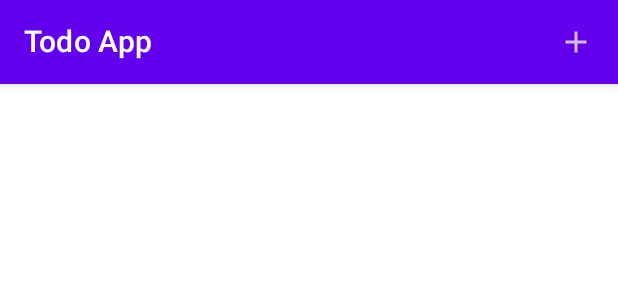
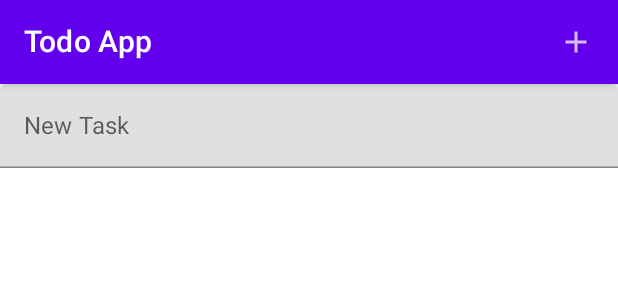
Before and after one commit to kitagawaowo/DemoWeek2, an Android app built with Jetpack Compose: the @Preview function DefaultPreview, on a phone screen of 412 x 824 dp. Shown: the top 300 px of the screen. Run offline under Robolectric (Android 15) with nearby library versions, the phone set to English and light mode, and no system bars.

Commit message:
full changes

```diff
--- a/app/src/main/java/pe/edu/upc/todo/ui/screens/Tasks.kt
+++ b/app/src/main/java/pe/edu/upc/todo/ui/screens/Tasks.kt
@@ -1,7 +1,9 @@
 package pe.edu.upc.todo.ui.screens
 
 import android.annotation.SuppressLint
+import androidx.compose.foundation.layout.Column
 import androidx.compose.foundation.layout.fillMaxSize
+import androidx.compose.foundation.layout.fillMaxWidth
 import androidx.compose.foundation.lazy.LazyColumn
 import androidx.compose.foundation.lazy.items
 import androidx.compose.material.*
@@ -11,6 +13,7 @@ import androidx.compose.runtime.Composable
 import androidx.compose.runtime.mutableStateOf
 import androidx.compose.runtime.remember
 import androidx.compose.ui.Modifier
+import androidx.compose.ui.text.input.TextFieldValue
 import androidx.compose.ui.tooling.preview.Preview
 import androidx.compose.ui.unit.dp
 import pe.edu.upc.todo.ui.theme.ToDoTheme
@@ -22,8 +25,11 @@ fun MainScreen() {
     var tasks = remember {
         mutableStateOf(ArrayList<String>())
     }
-
+    var newTask = remember {
+        mutableStateOf(TextFieldValue())
+    }
     Scaffold(
+        //modifier = Modifier.fillMaxSize(),
         topBar = {
             TopAppBar(
                 elevation = 4.dp,
@@ -31,14 +37,27 @@ fun MainScreen() {
                     Text(text = "Todo App")
                 },
                 actions = {
-                    IconButton(onClick = { /*TODO*/ }) {
+                    IconButton(onClick = {
+                        tasks.value.add(newTask.value.text)
+                        newTask.value = TextFieldValue("")
+                    }) {
                         Icon(Icons.Filled.Add, null)
 
                     }
                 }
             )
         }) {
-        Tasks(tasks.value)
+        Column (modifier = Modifier.fillMaxSize()) {
+
+            TextField(
+                modifier = Modifier.fillMaxWidth(),
+                label = { Text(text = "New Task")},
+                value = newTask.value,
+                onValueChange = {
+                    newTask.value = it
+                })
+            Tasks(tasks.value)
+        }
     }
 }
 
```
